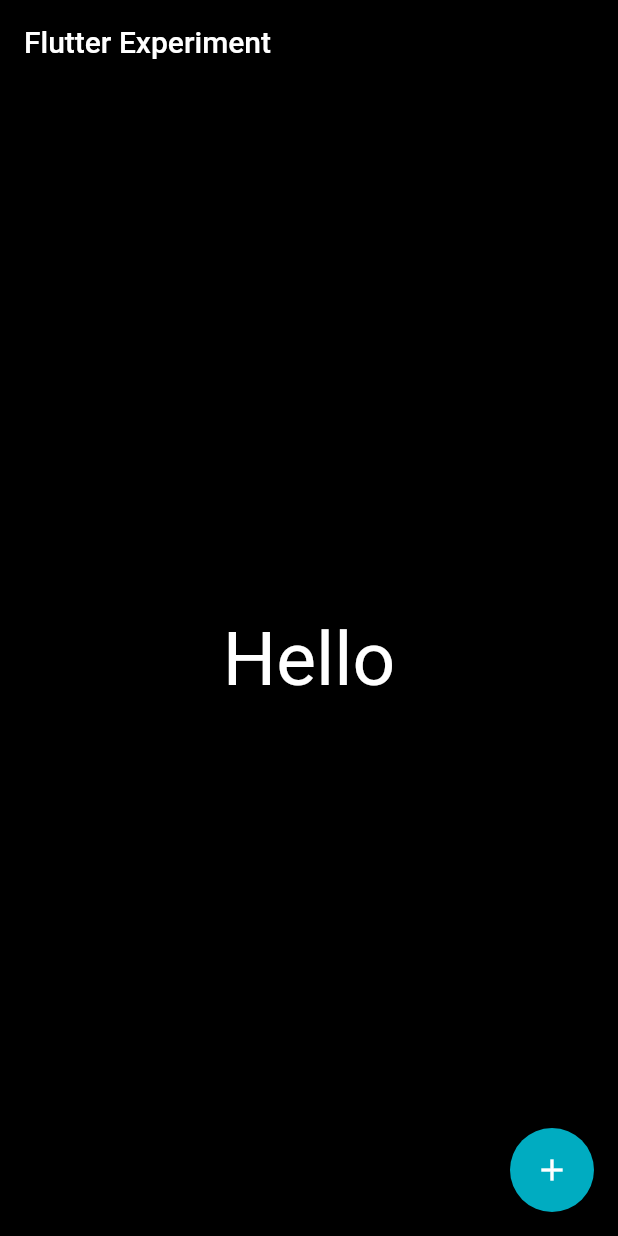
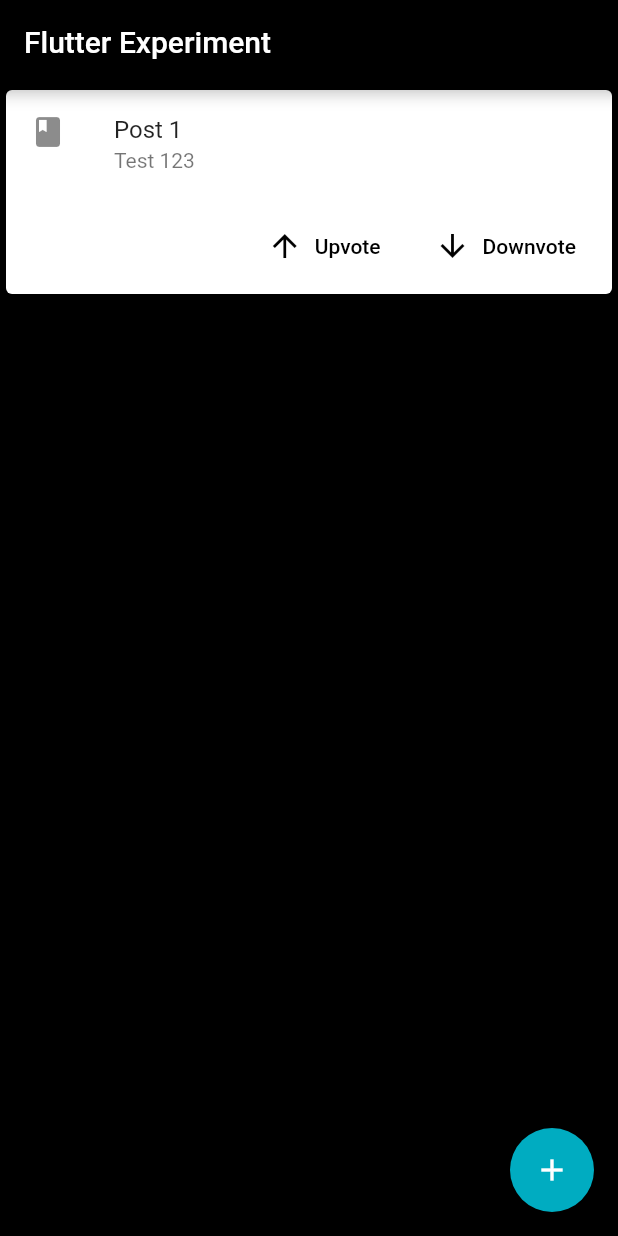
Before and after one commit to v16s/flutter_experiment, a Flutter app: the screen it shows after launch, on a phone screen of 412 x 824 dp. Run offline on Flutter 3.47's test engine with Material 2 defaults, Android fonts, the phone set to English and light mode, and no system bars; Roboto replaces fonts that are missing (Google Sans, Montserrat, Roboto Mono).

Commit message:
add card as a widget

```diff
--- /dev/null
+++ b/lib/card.dart
@@ -0,0 +1,53 @@
+import 'package:flutter/material.dart';
+
+class PostCard extends StatelessWidget {
+  PostCard({Key key, this.title, this.description}) : super(key: key);
+
+  // This widget is the home page of your application. It is stateful, meaning
+  // that it has a State object (defined below) that contains fields that affect
+  // how it looks.
+
+  // This class is the configuration for the state. It holds the values (in this
+  // case the title) provided by the parent (in this case the App widget) and
+  // used by the build method of the State. Fields in a Widget subclass are
+  // always marked "final".
+  final String description;
+  final String title;
+
+  @override
+  Widget build(BuildContext context) {
+    // This method is rerun every time setState is called, for instance as done
+    // by the _incrementCounter method above.
+    //
+    // The Flutter framework has been optimized to make rerunning build methods
+    // fast, so that you can just rebuild anything that needs updating rather
+    // than having to individually change instances of widgets.
+    return Card(
+      child: Column(
+        children: <Widget>[
+          ListTile(
+            leading: Icon(Icons.book),
+            title: Text(title),
+            subtitle: Text(description),
+          ),
+          ButtonTheme.bar(
+            child: ButtonBar(
+              children: <Widget>[
+                FlatButton.icon(
+                  icon: Icon(Icons.arrow_upward),
+                  label: Text('Upvote'),
+                  onPressed: () {},
+                ),
+                FlatButton.icon(
+                  icon: Icon(Icons.arrow_downward),
+                  label: Text('Downvote'),
+                  onPressed: () {},
+                )
+              ],
+            ),
+          )
+        ],
+      ),
+    );
+  }
+}
--- a/lib/main.dart
+++ b/lib/main.dart
@@ -1,4 +1,5 @@
 import 'package:flutter/material.dart';
+import 'card.dart';
 
 void main() => runApp(MyApp());
 
@@ -93,18 +94,18 @@ class _MyHomePageState extends State<MyHomePage> {
           // center the children vertically; the main axis here is the vertical
           // axis because Columns are vertical (the cross axis would be
           // horizontal).
-          mainAxisAlignment: MainAxisAlignment.center,
+          mainAxisAlignment: MainAxisAlignment.start,
           children: <Widget>[
-            Text(
-              'Hello',
-              style: TextStyle(fontSize: 50, fontFamily: 'Google Sans'),
+            PostCard(
+              title: 'Post 1',
+              description: 'Test 123',
             )
           ],
         ),
       ),
       floatingActionButton: FloatingActionButton(
         onPressed: _incrementCounter,
-        tooltip: 'Increment',
+        tooltip: 'New Post',
         child: Icon(Icons.add),
       ), // This trailing comma makes auto-formatting nicer for build methods.
     );
```
